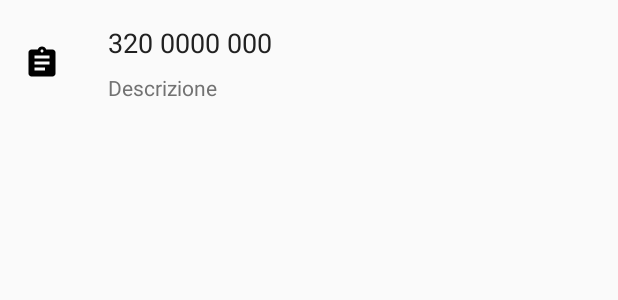
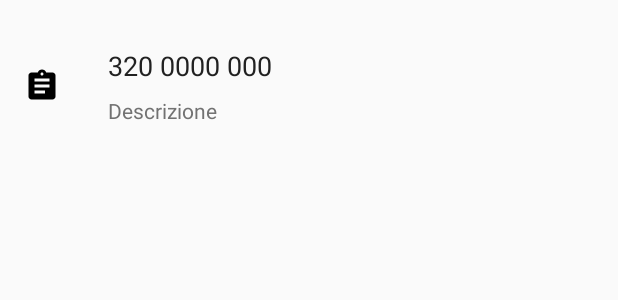
Before and after one commit to sandrossano/unichdec, an Android app: the layout content_scrolling_docu.xml on its own in the app's theme, with its tools: preview values and no code run, on a phone screen of 412 x 824 dp. Shown: the top 300 px of the screen. Run offline under Robolectric (Android 15) with nearby library versions, the phone set to English and light mode, and no system bars; network calls fail.

```diff
--- a/app/src/main/res/layout/content_scrolling_docu.xml
+++ b/app/src/main/res/layout/content_scrolling_docu.xml
@@ -13,6 +13,7 @@
     <LinearLayout
         android:layout_width="match_parent"
         android:layout_height="wrap_content"
+        android:layout_marginTop="15dp"
         android:orientation="vertical">
 
         <RelativeLayout
```
Also changed, not shown: app/src/main/res/layout/content_apridoc.xml (+4 -3 lines).
